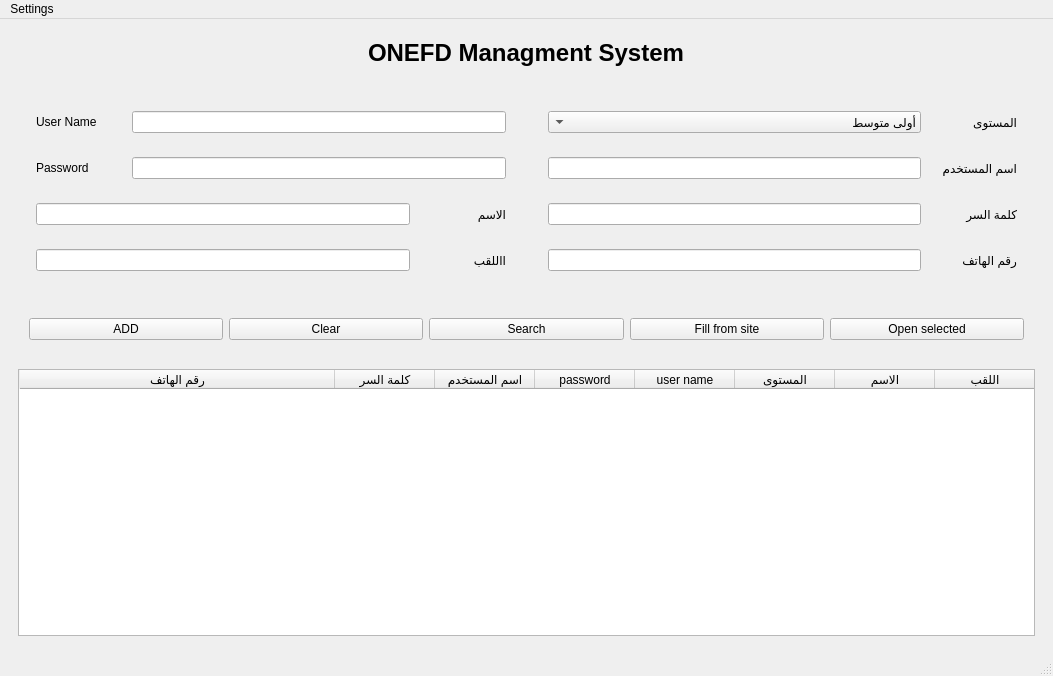
Old version of the form main.ui in the repository abdou-dz113/onefd_client_mangment_system.
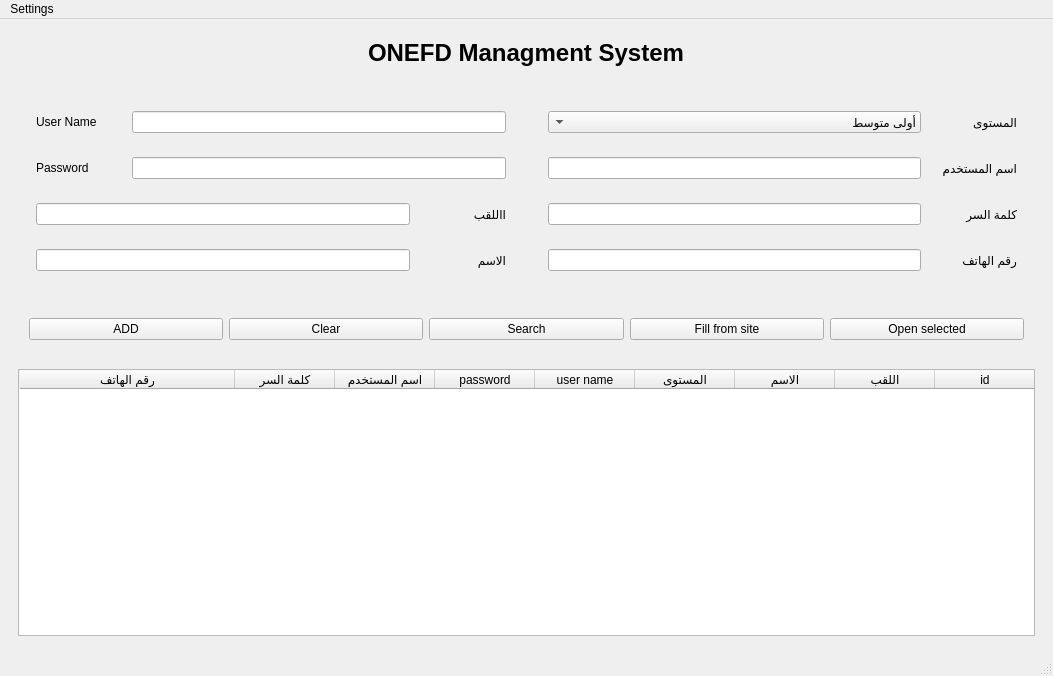
New version of the form.

```diff
--- a/main.ui
+++ b/main.ui
@@ -108,37 +108,6 @@
             </layout>
            </widget>
           </item>
-          <item>
-           <widget class="QWidget" name="widget_6" native="true">
-            <layout class="QHBoxLayout" name="horizontalLayout_3">
-             <item>
-              <widget class="QLineEdit" name="firstname"/>
-             </item>
-             <item>
-              <widget class="QLabel" name="label_3">
-               <property name="minimumSize">
-                <size>
-                 <width>90</width>
-                 <height>0</height>
-                </size>
-               </property>
-               <property name="maximumSize">
-                <size>
-                 <width>90</width>
-                 <height>16777215</height>
-                </size>
-               </property>
-               <property name="layoutDirection">
-                <enum>Qt::RightToLeft</enum>
-               </property>
-               <property name="text">
-                <string>الاسم</string>
-               </property>
-              </widget>
-             </item>
-            </layout>
-           </widget>
-          </item>
           <item>
            <widget class="QWidget" name="widget_7" native="true">
             <layout class="QHBoxLayout" name="horizontalLayout_4">
@@ -170,6 +139,37 @@
             </layout>
            </widget>
           </item>
+          <item>
+           <widget class="QWidget" name="widget_6" native="true">
+            <layout class="QHBoxLayout" name="horizontalLayout_3">
+             <item>
+              <widget class="QLineEdit" name="firstname"/>
+             </item>
+             <item>
+              <widget class="QLabel" name="label_3">
+               <property name="minimumSize">
+                <size>
+                 <width>90</width>
+                 <height>0</height>
+                </size>
+               </property>
+               <property name="maximumSize">
+                <size>
+                 <width>90</width>
+                 <height>16777215</height>
+                </size>
+               </property>
+               <property name="layoutDirection">
+                <enum>Qt::RightToLeft</enum>
+               </property>
+               <property name="text">
+                <string>الاسم</string>
+               </property>
+              </widget>
+             </item>
+            </layout>
+           </widget>
+          </item>
          </layout>
         </widget>
        </item>
@@ -465,8 +465,13 @@
           <bool>true</bool>
          </attribute>
          <attribute name="verticalHeaderShowSortIndicator" stdset="0">
-          <bool>true</bool>
+          <bool>false</bool>
          </attribute>
+         <column>
+          <property name="text">
+           <string>id</string>
+          </property>
+         </column>
          <column>
           <property name="text">
            <string>اللقب</string>
```
